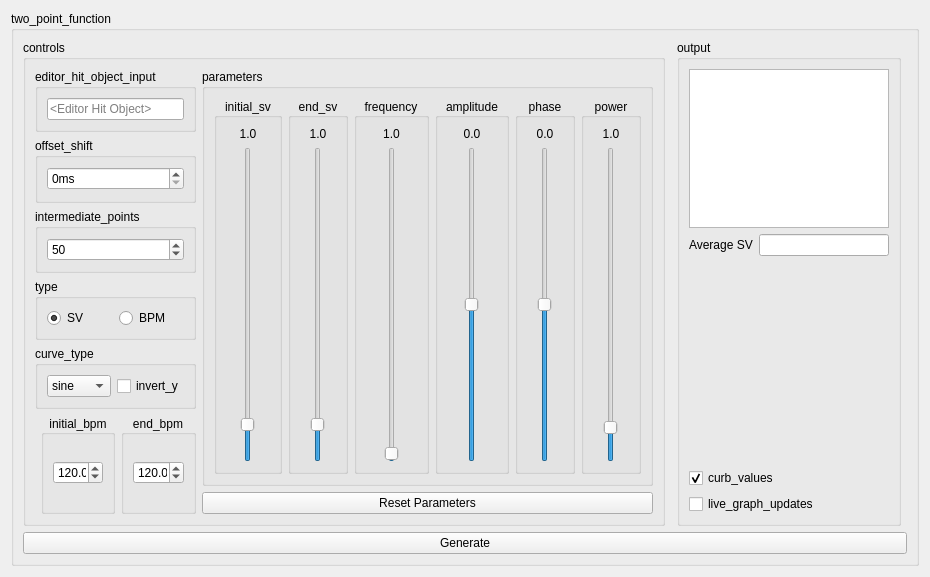
Old version of the form ui/twopointfunction.ui in the repository Eve-ning/reamber.
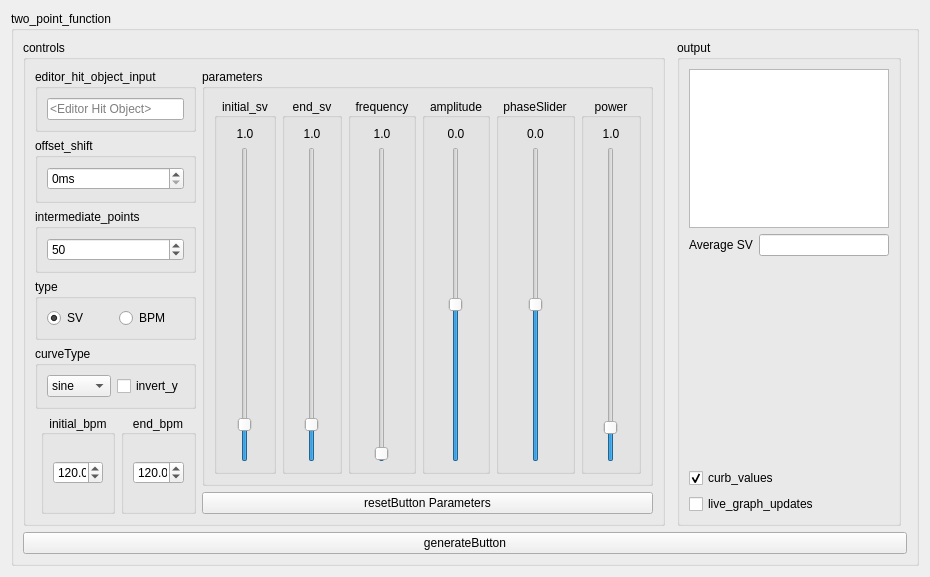
New version of the form. Custom widgets are drawn as their Qt base class.

Commit message: Fix generateButton Case

```diff
--- a/ui/twopointfunction.ui
+++ b/ui/twopointfunction.ui
@@ -76,7 +76,7 @@
       <item row="3" column="0" colspan="4">
        <widget class="QPushButton" name="generate">
         <property name="text">
-         <string>Generate</string>
+         <string>generateButton</string>
         </property>
        </widget>
       </item>
@@ -180,7 +180,7 @@
             </sizepolicy>
            </property>
            <property name="title">
-            <string>curve_type</string>
+            <string>curveType</string>
            </property>
            <layout class="QGridLayout" name="gridLayout_39">
             <item row="0" column="1">
@@ -250,7 +250,7 @@
          <item row="8" column="3">
           <widget class="QPushButton" name="reset">
            <property name="text">
-            <string>Reset Parameters</string>
+            <string>resetButton Parameters</string>
            </property>
           </widget>
          </item>
@@ -564,7 +564,7 @@
                </size>
               </property>
               <property name="title">
-               <string>phase</string>
+               <string>phaseSlider</string>
               </property>
               <property name="alignment">
                <set>Qt::AlignCenter</set>
```
Left out of the diff: 62 changed lines with no effect on the pictures. The commit also changes 10 other files.
